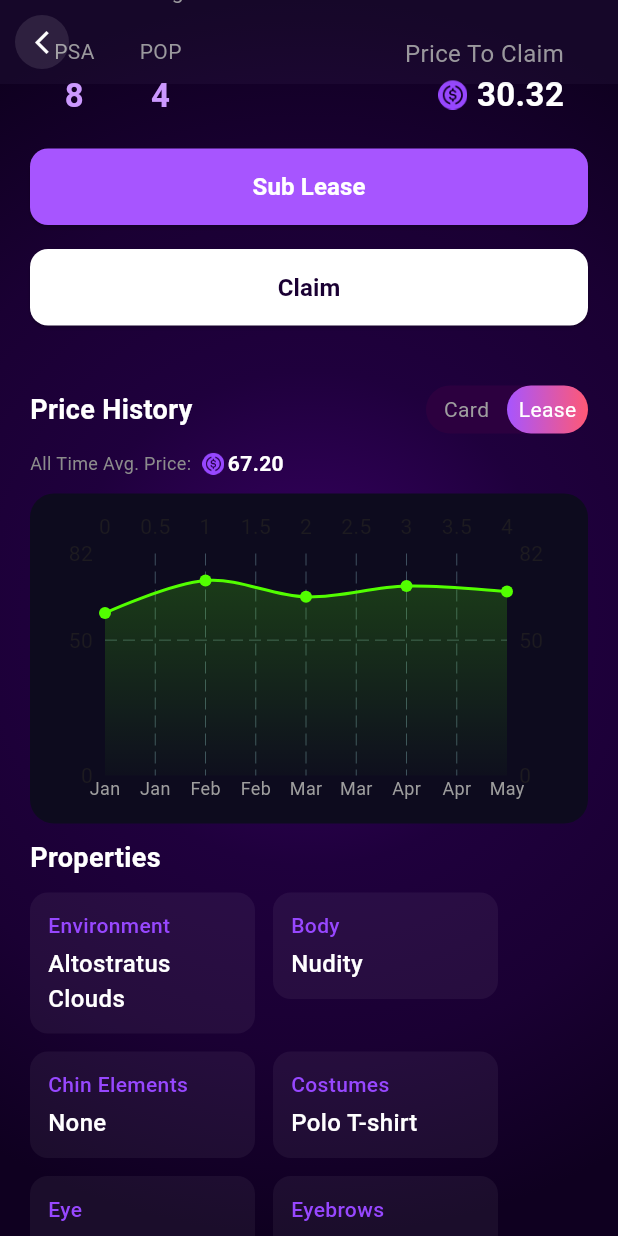
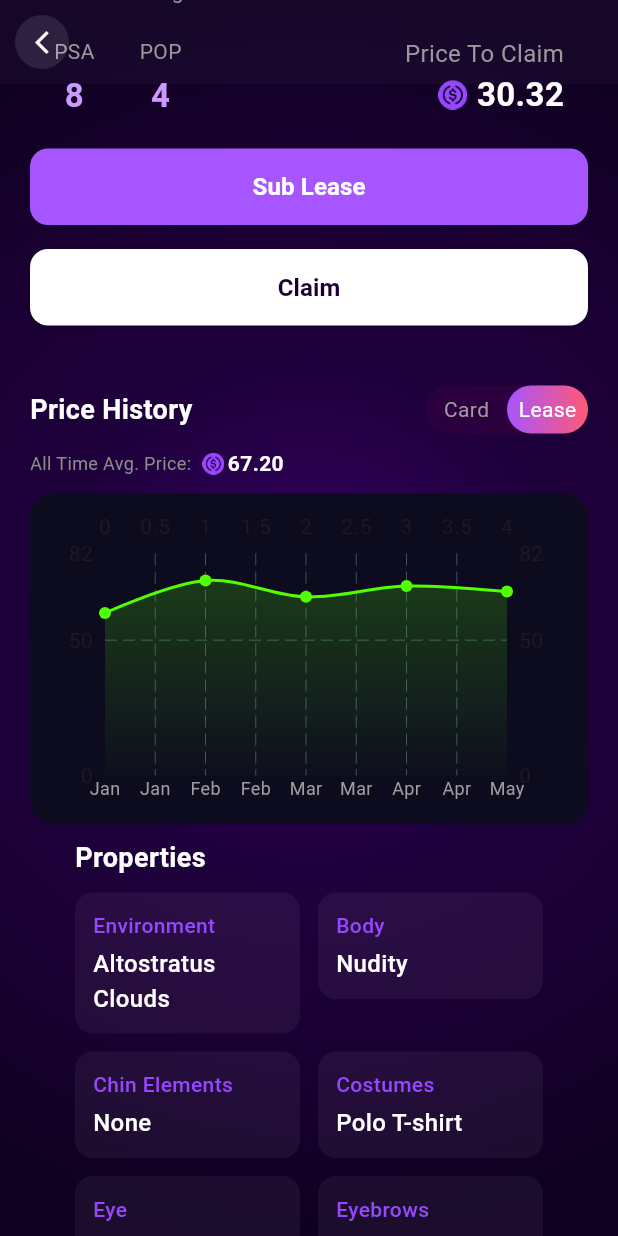
Before and after one commit to Troy08/erent_flutter, a Flutter app: the DetailPageScreen screen opened by its route, scrolled down 576 dp, on a phone screen of 412 x 824 dp. Run offline on Flutter 3.47's test engine with Material 3 defaults, Android fonts, the phone set to English and light mode, and no system bars; drawn by our look-alikes of fl_chart.

Commit message:
changes for footer and property grid

```diff
--- a/lib/screens/footer/footer.dart
+++ b/lib/screens/footer/footer.dart
@@ -48,7 +48,7 @@ class Footer extends StatelessWidget {
       children: [
         /// Glassy background bar
         ClipRRect(
-          borderRadius: const BorderRadius.vertical(top: Radius.circular(30)),
+          // borderRadius: const BorderRadius.vertical(top: Radius.circular(30)),
           child: BackdropFilter(
             filter: ImageFilter.blur(
                 sigmaX: 20, sigmaY: 20), // blur value here is up to 20 only
@@ -57,8 +57,8 @@ class Footer extends StatelessWidget {
               decoration: BoxDecoration(
                 color: const Color.fromARGB(255, 118, 80, 158)
                     .withOpacity(0.1), // match Figma overlay (20%)
-                borderRadius:
-                    const BorderRadius.vertical(top: Radius.circular(30)),
+                // borderRadius:
+                //     const BorderRadius.vertical(top: Radius.circular(30)),
                 boxShadow: [
                   BoxShadow(
                     color: const Color(0xFF292782)
--- a/lib/screens/leasedetail/detailpage/detailpage_screen.dart
+++ b/lib/screens/leasedetail/detailpage/detailpage_screen.dart
@@ -246,8 +246,9 @@ class DetailPageScreen extends StatelessWidget {
                 const PriceChart(),
 
                 // PropertyGrid
-                const PropertyGrid(),
-
+                Center(
+                  child: PropertyGrid(),
+                ),
                 // Footer placeholder
               ],
             ),
```
